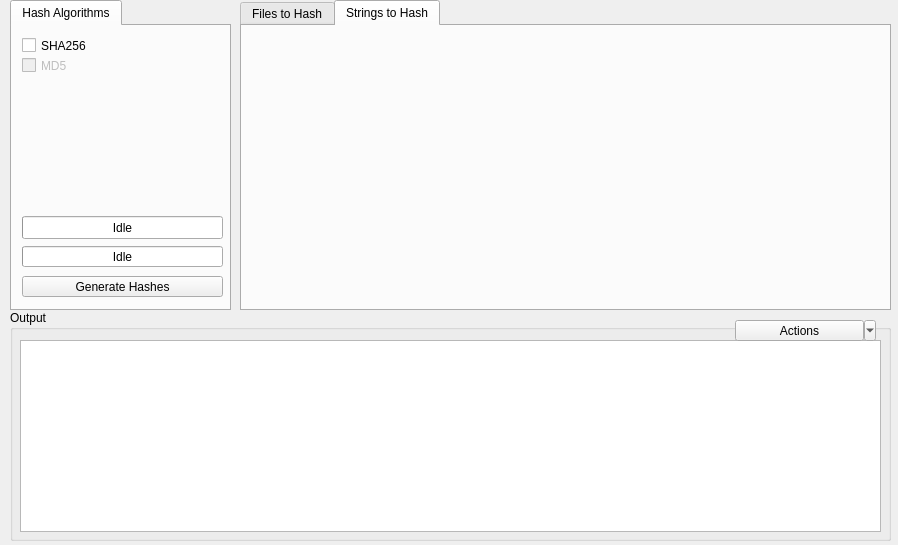
Old version of the form GUI/FileHasherUI/filehasher.ui in the repository AlEscher/FileHasher.
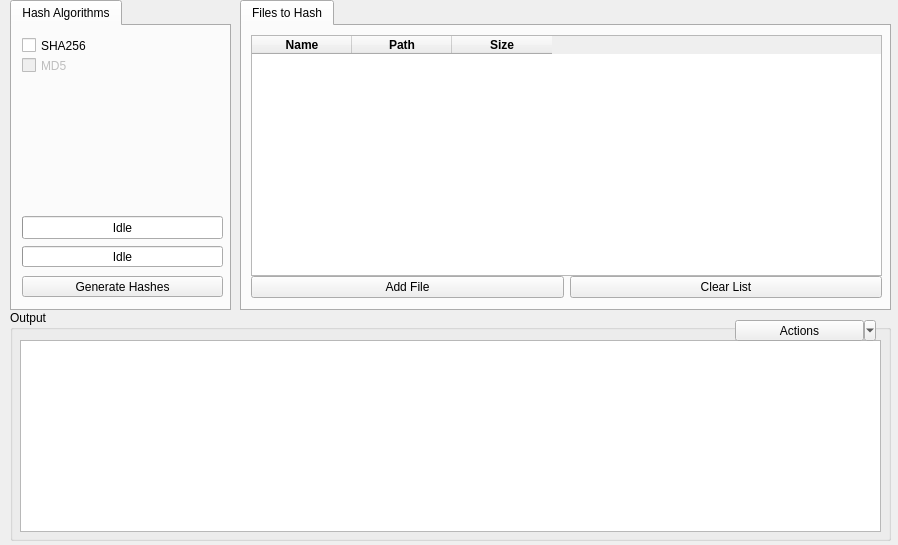
New version of the form. The open tabs and pages were chosen to show the change.

Commit message: Version 1.0 - "Fixed" all Qt Creator compiler warnings - Added option to remove single file entries via context menu - Made Export default action for tools button - Removed Strings to Hash tab

The edit to the form file:
```diff
--- a/GUI/FileHasherUI/filehasher.ui
+++ b/GUI/FileHasherUI/filehasher.ui
@@ -133,14 +133,6 @@
       </layout>
      </widget>
     </widget>
-    <widget class="QWidget" name="strToHashTab">
-     <property name="enabled">
-      <bool>true</bool>
-     </property>
-     <attribute name="title">
-      <string>Strings to Hash</string>
-     </attribute>
-    </widget>
    </widget>
    <widget class="QTabWidget" name="hashAlgosWidget">
     <property name="enabled">
```
Left out of the diff: 3 changed lines with no effect on the pictures. The commit also changes 8 other files.
